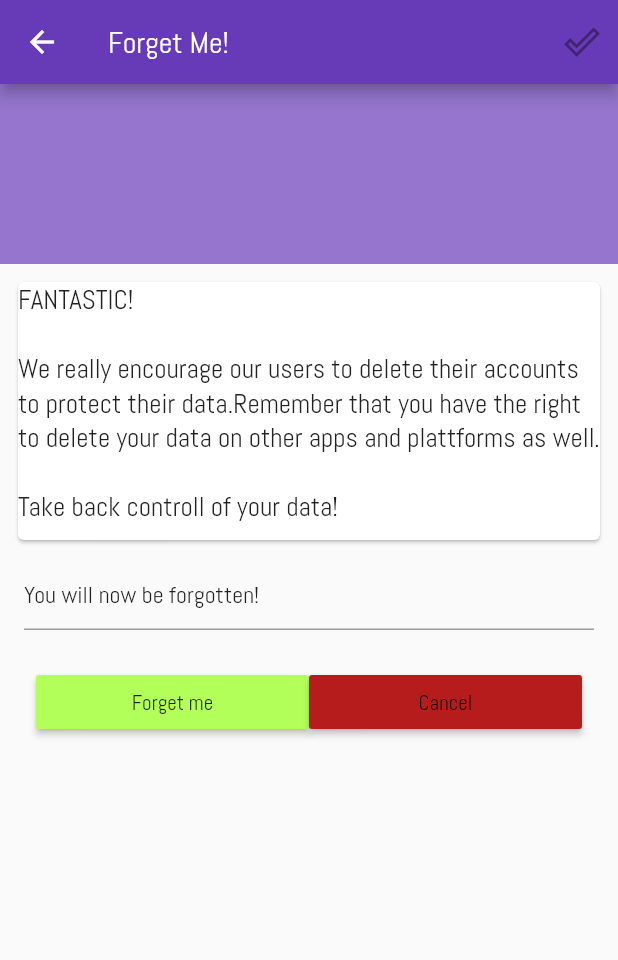
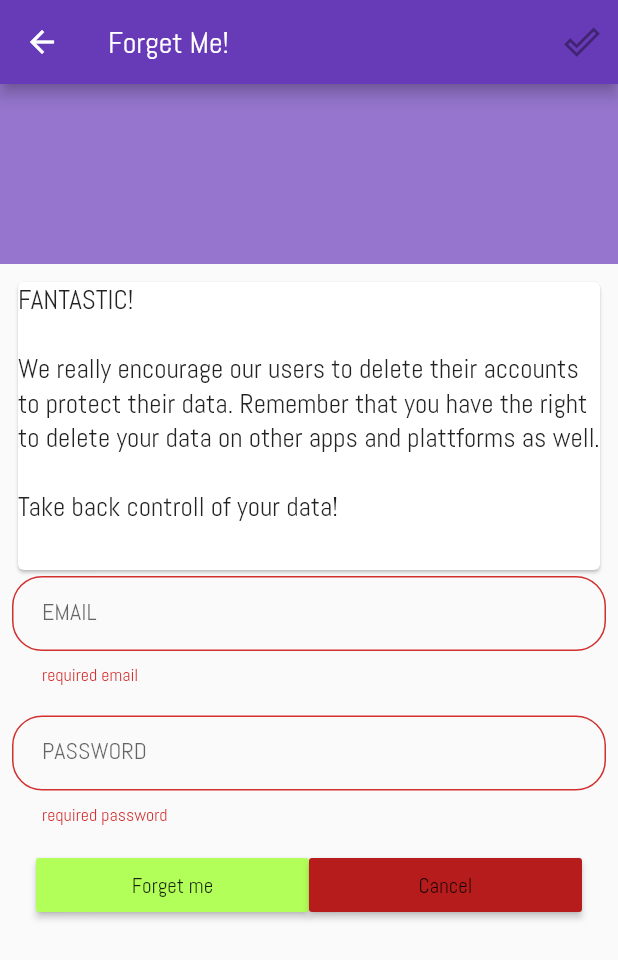
Before and after one commit to salmonMaxx/dataViz, a Flutter app: the ForgetMe screen opened by its route, after a tap on "Forget me", on a phone screen of 412 x 824 dp. Shown: the top 960 px of the screen. Run offline on Flutter 3.47's test engine with Material 2 defaults, Android fonts, the phone set to English and light mode, and no system bars; our stand-ins replace chewie, location, permission_handler, video_player; missing offline and left inert: call_log, launcher_assist; network calls fail.

Commit message:
Forgetme works but looks ugly af

```diff
--- a/lib/routes/ForgetMe.dart
+++ b/lib/routes/ForgetMe.dart
@@ -8,31 +8,40 @@ class ForgetMe extends StatefulWidget {
 }
 
 class _ForgetMeState extends State<ForgetMe> {
-  TextEditingController statusText = TextEditingController();
   String _email;
   String _password;
   String url = 'http://192.168.43.25:3000/delete'; //change to server later
+  final focusUser = FocusNode();
+  final focusPass = FocusNode();
+  final formkey = new GlobalKey<FormState>();
 
-  changeText(String msg) {
-    setState(() {
-      if (msg.startsWith('N')) {
-        statusText.text = 'You will now be forgotten!';
-      } else {
-        Navigator.pop(context);
+  checkFields() {
+    final form = formkey.currentState;
+    if (form.validate()) {
+      form.save();
+      return true;
     }
-    });
+    return false;
   }
 
-  Future<String> deleteFromDB() async{
-    print('Now you are forgotten');
-    var response = await http.post(url, body: json.encode({
+  Future<String> deleteFromDB() async {
+    checkFields();
+    var response = await http.post(url,
+        body: json.encode({
           'username': _email,
           'password': _password,
         }),
-    headers: {"Content-Type": "application/json", "Accept": "application/json",});
+        headers: {
+          "Content-Type": "application/json",
+          "Accept": "application/json",
+        });
     print(response.body);
     if (response.statusCode == 200) {
-      _showDialog(context, "Account deleted", "Nice job! Continue to protect your data. You will be redirected to the startpage!");
+      _showDialog(context, "Account deleted",
+          "Nice job! Continue to protect your data. You will be redirected to the signup page!");
+    }
+    else{
+      _showDialog(context, "Failed to delete account", "Make sure to enter the correct credentials.");
     }
   }
 
@@ -61,24 +70,37 @@ class _ForgetMeState extends State<ForgetMe> {
               child: Padding(
                   padding: EdgeInsets.all(8),
                   child: Center(
+                      child: Form(
+                    key: formkey,
+                    child: Center(
                         child: ListView(shrinkWrap: true, children: <Widget>[
                       SizedBox(
                         width: 20,
-                height: 180,
-                child: Card(child: Text('FANTASTIC! \n \n'
-                    'We really encourage our users to delete their accounts to protect their data.'
+                        height: 200,
+                        child: Card(
+                          child: Text(
+                            'FANTASTIC! \n \n'
+                            'We really encourage our users to delete their accounts to protect their data. '
                             'Remember that you have the right to delete your data on other apps and plattforms as well. '
                             '\n\nTake back controll of your data! ',
                             style: TextStyle(fontSize: 18),
-                ),),
-              ),
-              new Padding(
-                padding: EdgeInsets.all(8),
-                child: TextField(
-                  controller: statusText,
-                  onChanged: (v) => statusText.text = v,
                           ),
                         ),
+                      ),
+                      _input(
+                          "required email",
+                          false,
+                          "EMAIL",
+                          'Enter your account\'s email',
+                          (value) => _email = value,
+                          focusUser,
+                          focusPass),
+                      SizedBox(
+                        width: 20.0,
+                        height: 20.0,
+                      ),
+                      _input("required password", true, "PASSWORD", 'Password',
+                          (value) => _password = value, focusPass, focusPass),
                       new Padding(
                           padding: EdgeInsets.all(8.0),
                           child: Center(
@@ -91,8 +113,7 @@ class _ForgetMeState extends State<ForgetMe> {
                                           child: RaisedButton(
                                             child: Text('Forget me'),
                                             onPressed: () {
-                                      changeText(
-                                          'Now you have pushed the button');
+                                              deleteFromDB();
                                             },
                                             splashColor: Colors.amber,
                                             color: Colors.lightGreenAccent,
@@ -102,9 +123,7 @@ class _ForgetMeState extends State<ForgetMe> {
                                         Expanded(
                                           child: RaisedButton(
                                             child: Text('Cancel'),
-                                    onPressed: () {
-                                      changeText('Cancel');
-                                    },
+                                            onPressed: () {},
                                             splashColor: Colors.amber,
                                             color: Colors.red[900],
                                           ),
@@ -113,17 +132,16 @@ class _ForgetMeState extends State<ForgetMe> {
                                     )
                                   ]))))
                     ])),
-          ))
+                  ))))
         ],
       ),
     );
-  }
   }
 
   void _showDialog(BuildContext context, String title, String body) {
     // flutter defined function
     showDialog(
-    context:  context,
+      context: context,
       builder: (BuildContext context) {
         // return object of type Dialog
         return AlertDialog(
@@ -134,9 +152,9 @@ void _showDialog(BuildContext context, String title, String body) {
             new FlatButton(
               child: new Text("Close"),
               onPressed: () {
-              if(title == "Registration succesfull")
-                Navigator.of(context).pushReplacementNamed('menu');
-              else{
+                if (title == "Account deleted")
+                  Navigator.of(context).pushReplacementNamed('signup');
+                else {
                   Navigator.of(context).pop();
                 }
               },
@@ -146,3 +164,41 @@ void _showDialog(BuildContext context, String title, String body) {
       },
     );
   }
+
+  Widget _input(String validation, bool, String label, String hint, save,
+      FocusNode currentFocus, FocusNode nextFocus) {
+    if (nextFocus != currentFocus) {
+      return new TextFormField(
+        decoration: InputDecoration(
+          hintText: hint,
+          labelText: label,
+          contentPadding: EdgeInsets.fromLTRB(20.0, 10.0, 20.0, 20.0),
+          border: OutlineInputBorder(borderRadius: BorderRadius.circular(20.0)),
+        ),
+        obscureText: bool,
+        style: new TextStyle(color: Colors.black),
+        validator: (value) => value.isEmpty ? validation : null,
+        onSaved: save,
+        onFieldSubmitted: (term) {
+          FocusScope.of(context).requestFocus(nextFocus);
+        },
+      );
+    } else {
+      return new TextFormField(
+        decoration: InputDecoration(
+          hintText: hint,
+          labelText: label,
+          contentPadding: EdgeInsets.fromLTRB(20.0, 10.0, 20.0, 20.0),
+          border: OutlineInputBorder(borderRadius: BorderRadius.circular(20.0)),
+        ),
+        obscureText: bool,
+        validator: (value) => value.isEmpty ? validation : null,
+        onSaved: save,
+        focusNode: currentFocus,
+        onFieldSubmitted: (term) {
+          currentFocus.unfocus();
+        },
+      );
+    }
+  }
+}
```
Also changed, not shown: lib/routes/LoginPage.dart (+59 -22 lines), lib/routes/SignupPage.dart (+16 -30 lines). Lines whose indentation alone changed are shown as unchanged.
